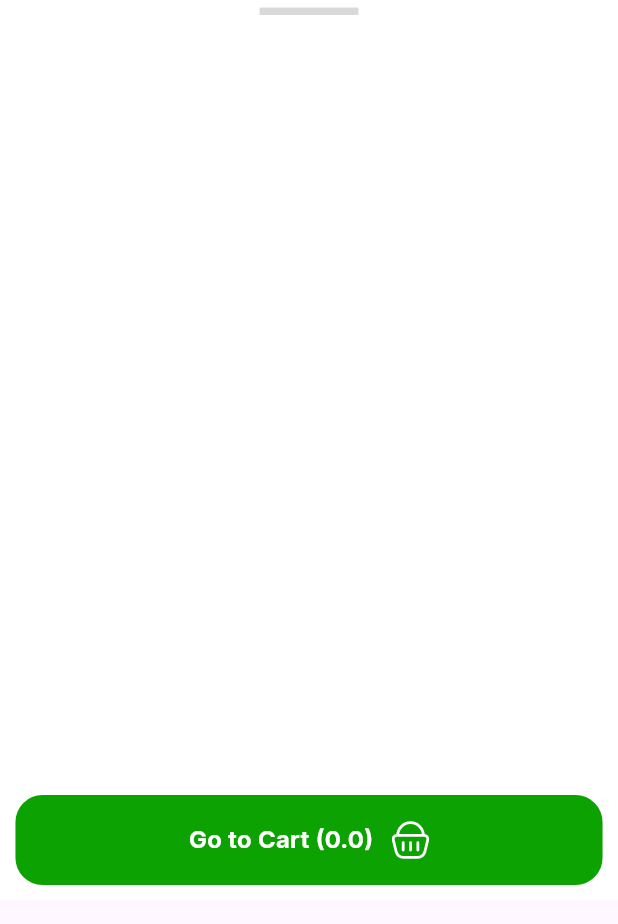
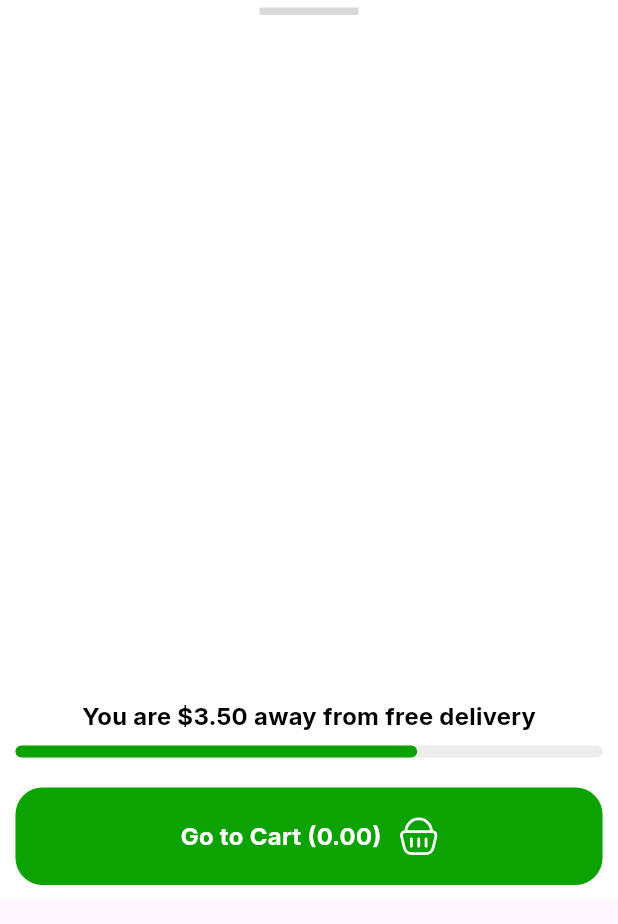
Before and after one commit to MosaadIbrahimB/Modern-Authentication-App, a Flutter app: the BottomSheetWidget widget shown alone on an empty page, opened directly, on a phone screen of 412 x 824 dp. Shown: the top 924 px of the screen. Run offline on Flutter 3.47's test engine with Material 3 defaults, Android fonts, the phone set to English and light mode, and no system bars; our stand-ins replace badges, bloc, carousel_slider, flutter_bloc, flutter_svg, freezed_annotation.

Commit message:
finish view  model sheet go to cart

```diff
--- a/lib/feature/home/presentation/control/home/home_cubit.dart
+++ b/lib/feature/home/presentation/control/home/home_cubit.dart
@@ -1,6 +1,4 @@
 import 'package:bloc/bloc.dart';
-import 'package:flutter/material.dart';
-import 'package:modern_authentication_app/feature/home/presentation/screen/home_screen.dart';
 
 import '../../../data/model/product_model.dart';
 import '../../../data/repo/repo.dart';
@@ -79,9 +77,11 @@ class HomeCubit extends Cubit<HomeState> {
         sum += double.parse(p.price) * p.count;
       }
     }
-    double rounded = double.parse(sum.toStringAsFixed(2));
-    return rounded.toString();
+    return sum.toStringAsFixed(2);
   }
+
+
+
 }
 
 class HomeState {}
@@ -95,4 +95,3 @@ class SubItemOfBagState extends HomeState {}
 class ViewBasketState extends HomeState {}
 
 class ChangeIndexScreenState extends HomeState {}
-class CalcCheckState extends HomeState {}
--- a/lib/feature/home/presentation/widget/bottom_sheet_widget.dart
+++ b/lib/feature/home/presentation/widget/bottom_sheet_widget.dart
@@ -1,13 +1,10 @@
 import 'package:flutter/material.dart';
 import 'package:flutter_bloc/flutter_bloc.dart';
+import 'package:modern_authentication_app/core/utils/app_text_style.dart';
 import 'package:modern_authentication_app/feature/home/presentation/widget/text_basket_view_and_icon_basket_widget.dart';
-
 import '../../../../core/utils/app_color.dart';
-import '../../../../core/utils/app_text_style.dart';
-import '../../data/repo/repo.dart';
 import '../control/home/home_cubit.dart';
-import 'icon_add_item_widget.dart';
-import 'icon_sub_item_widget.dart';
+import 'list_item_of_bottom_sheet_widget.dart';
 
 class BottomSheetWidget extends StatelessWidget {
   const BottomSheetWidget({super.key});
@@ -32,81 +29,44 @@ class BottomSheetWidget extends StatelessWidget {
                 height: 5,
                 decoration: BoxDecoration(color: Color(0xffd9d9d9)),
               ),
-              Expanded(
-                child: ListView.builder(
-                  itemCount: Repo.bagProduct.length,
-                  itemBuilder:
-                      (context, index) => Row(
+              ListItemOfBottomSheetWidget(),
+Text("You are \$3.50 away from free delivery"
+,style: AppTextStyle.inter16BlackW700,
+),
+              SizedBox(height: 8),
+              Stack(
                 children: [
                   Container(
-                            width: 80,
-                            height: 80,
                     decoration: BoxDecoration(
-                              color: Colors.grey.shade100,
-                              borderRadius: BorderRadius.circular(12),
-                              image: DecorationImage(
-                                image: AssetImage(Repo.bagProduct[index].image),
-                                // fit: BoxFit.fill,
+                      color: Color(0xffECECEC),
+                      borderRadius: BorderRadius.circular(18),
                     ),
+                    width: MediaQuery.sizeOf(context).width * .95,
+                    height: 8,
+
                   ),
+
+                  Container(
+                    decoration: BoxDecoration(
+                      color: AppColor.green,
+                      borderRadius: BorderRadius.circular(18),
                     ),
-                          SizedBox(width: 20),
-                          Column(
-                            children: [
-                              Text(
-                                Repo.bagProduct[index].title,
-                                style: AppTextStyle.inter16BlackW700,
-                              ),
-                              Text(
-                                "\$${Repo.bagProduct[index].price}",
-                                style: AppTextStyle.inter16BlackW700.copyWith(
-                                  fontSize: 14,
-                                  color: Colors.black54,
-                                ),
+                    width: MediaQuery.sizeOf(context).width * .65,
+                    height: 8,
+
                   ),
                 ],
               ),
-                          Spacer(),
-                          Container(
-                            alignment: AlignmentDirectional.centerEnd,
-                            width: 130,
-                            child: Row(
-                              mainAxisSize: MainAxisSize.min,
-                              children: [
-                                IconSubItemWidget(
-                                  productModel: Repo.bagProduct[index],
-                                ),
-                                SizedBox(width: 10),
-                                SizedBox(
-                                  width: 40,
-                                  child: Center(
-                                    child: Text(
-                                      "${Repo.bagProduct[index].count ?? 0}",
-                                      style: AppTextStyle.inter16BlackW700,
-                                    ),
-                                  ),
-                                ),
-                                SizedBox(width: 10),
-                                IconAddItemWidget(
-                                  productModel: Repo.bagProduct[index],
-                                ),
-                              ],
-                            ),
-                          ),
-                          SizedBox(width: 10),
-                        ],
-                      ),
-
-                ),
-              ),
+              SizedBox(height: 20),
               Container(
                 decoration: BoxDecoration(
                   color: AppColor.green,
                   borderRadius: BorderRadius.circular(18),
                 ),
                 width: MediaQuery.sizeOf(context).width * .95,
-                height: 60,
-                child: Center(
+                height: 65,
+                child: Container(
+                  alignment: AlignmentDirectional.center,
                   child: TextBasketViewAndIconBasketWidget(
                     goToCheck: true,
                     title: "Go to Cart",
--- a/lib/feature/home/presentation/widget/icon_add_item_widget.dart
+++ b/lib/feature/home/presentation/widget/icon_add_item_widget.dart
@@ -31,7 +31,7 @@ class IconAddItemWidget extends StatelessWidget {
         ).addBagItem(Repo.bagProduct, p);
       },
 
-      child: CircleIconWidget(icon: Icons.add,),
+      child: CircleIconWidget(widget: Icon(Icons.add),),
     );
   }
 }
--- /dev/null
+++ b/lib/feature/home/presentation/widget/list_item_of_bottom_sheet_widget.dart
@@ -0,0 +1,81 @@
+import 'package:flutter/material.dart';
+import '../../../../core/utils/app_text_style.dart';
+import '../../data/repo/repo.dart';
+import 'icon_add_item_widget.dart';
+import 'icon_sub_item_widget.dart';
+class ListItemOfBottomSheetWidget extends StatelessWidget {
+  const ListItemOfBottomSheetWidget({
+    super.key,
+  });
+
+  @override
+  Widget build(BuildContext context) {
+    return Expanded(
+      child: ListView.builder(
+        itemCount: Repo.bagProduct.length,
+        itemBuilder:
+            (context, index) => Row(
+          children: [
+            Container(
+              width: 80,
+              height: 80,
+              decoration: BoxDecoration(
+                color: Colors.grey.shade100,
+                borderRadius: BorderRadius.circular(12),
+                image: DecorationImage(
+                  image: AssetImage(Repo.bagProduct[index].image),
+                  // fit: BoxFit.fill,
+                ),
+              ),
+            ),
+            SizedBox(width: 20),
+            Column(
+              children: [
+                Text(
+                  Repo.bagProduct[index].title,
+                  style: AppTextStyle.inter16BlackW700,
+                ),
+                Text(
+                  "\$${Repo.bagProduct[index].price}",
+                  style: AppTextStyle.inter16BlackW700.copyWith(
+                    fontSize: 14,
+                    color: Colors.black54,
+                  ),
+                ),
+              ],
+            ),
+            Spacer(),
+            Container(
+              alignment: AlignmentDirectional.centerEnd,
+              width: 130,
+              child: Row(
+                mainAxisSize: MainAxisSize.min,
+                children: [
+                  IconSubItemWidget(
+                    productModel: Repo.bagProduct[index],
+                  ),
+                  SizedBox(width: 10),
+                  SizedBox(
+                    width: 40,
+                    child: Center(
+                      child: Text(
+                        "${Repo.bagProduct[index].count ?? 0}",
+                        style: AppTextStyle.inter16BlackW700,
+                      ),
+                    ),
+                  ),
+                  SizedBox(width: 10),
+                  IconAddItemWidget(
+                    productModel: Repo.bagProduct[index],
+                  ),
+                ],
+              ),
+            ),
+            SizedBox(width: 10),
+          ],
+        ),
+
+      ),
+    );
+  }
+}
--- a/lib/feature/home/presentation/widget/text_basket_view_and_icon_basket_widget.dart
+++ b/lib/feature/home/presentation/widget/text_basket_view_and_icon_basket_widget.dart
@@ -5,24 +5,26 @@ import 'package:flutter_svg/svg.dart';
 
 import '../../../../core/utils/app_text_style.dart';
 import '../control/home/home_cubit.dart';
+
 class TextBasketViewAndIconBasketWidget extends StatelessWidget {
   final String title;
-   bool? goToCheck;
-   TextBasketViewAndIconBasketWidget({
-    super.key, required this.title,
-     this.goToCheck=false
+ final bool goToCheck;
+
+  const TextBasketViewAndIconBasketWidget({
+    super.key,
+    required this.title,
+    this.goToCheck = false,
   });
-
 
   @override
   Widget build(BuildContext context) {
     int count = BlocProvider.of<HomeCubit>(context).calcItemInBasket();
-    String check=BlocProvider.of<HomeCubit>(context).calcCheck();
+    String check = BlocProvider.of<HomeCubit>(context).calcCheck();
     return Row(
       mainAxisSize: MainAxisSize.min,
       children: [
         Text(
-        goToCheck==false?title :"$title ($check)" ,
+          goToCheck == false ? title : "$title ($check)",
           style: AppTextStyle.inter16BlackW700.copyWith(
             color: Colors.white,
             fontSize: 16,
@@ -31,7 +33,7 @@ class TextBasketViewAndIconBasketWidget extends StatelessWidget {
         SizedBox(width: MediaQuery.sizeOf(context).width * .03),
         count != 0
             ? badges.Badge(
-          position: badges.BadgePosition.topEnd(top: -25, end: 7),
+              position: badges.BadgePosition.topEnd(top: -22, end: 7),
               badgeContent: Text(
                 "$count",
                 style: TextStyle(fontSize: 18, color: Colors.white),
```
Also changed, not shown: lib/feature/home/presentation/widget/circle_icon_add_widget.dart (+4 -3 lines), lib/feature/home/presentation/widget/icon_sub_item_widget.dart (+10 -9 lines), assets/images/trash-icon.png (added), lib/generated/assets.dart. Lines whose indentation alone changed are shown as unchanged.
